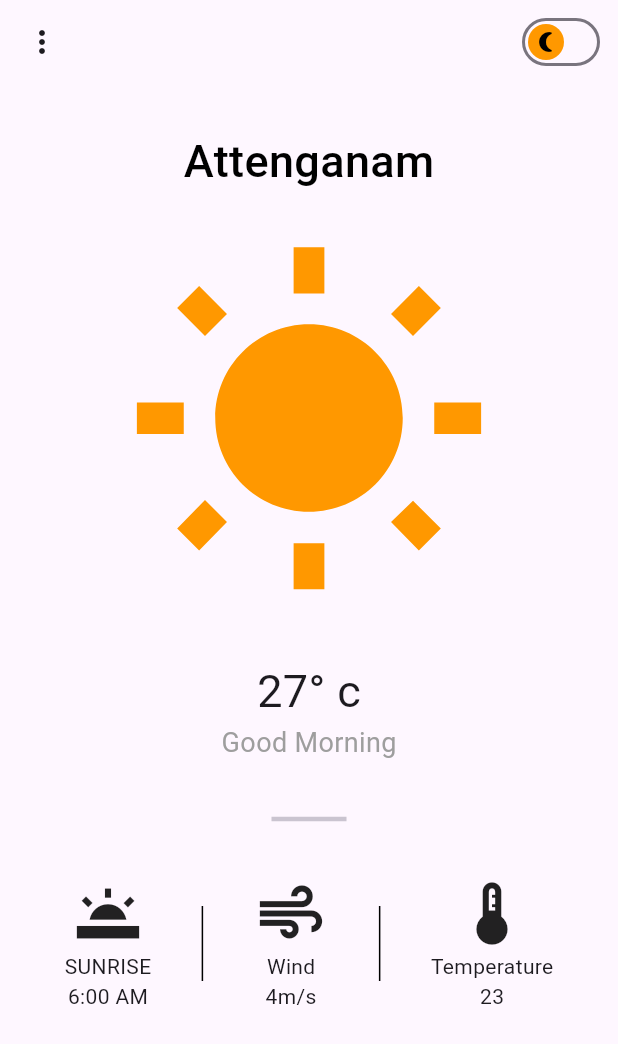
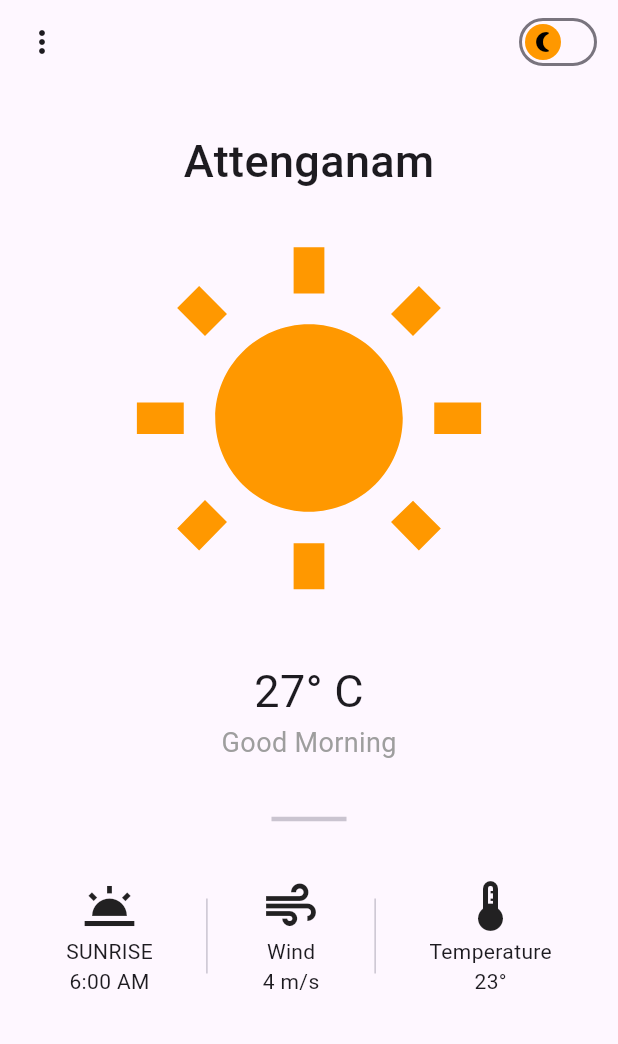
Before and after one commit to vijayasree450/Weather-App, a Flutter app: the screen it shows after launch, on a phone screen of 412 x 824 dp. Shown: the top 1044 px of the screen. Run offline on Flutter 3.47's test engine with Material 3 defaults, Android fonts, the phone set to English and light mode, and no system bars.

Commit message:
Update home file and Update main file,update home,update theme,update pubspec.then add theme.provider file

```diff
--- a/lib/home.dart
+++ b/lib/home.dart
@@ -1,71 +1,74 @@
+
 import 'package:flutter/material.dart';
+import 'package:provider/provider.dart';
+import 'package:weatherapp/theme.dart';
+import 'package:weatherapp/theme.provider.dart' show ThemeProvider;
 
-class Home extends StatefulWidget {
+
+class Home extends StatelessWidget {
   const Home({super.key});
 
   @override
-  State<Home> createState() => _HomeState();
-}
-
-class _HomeState extends State<Home> {
-  bool isDayTime = false;
-  @override
-
   Widget build(BuildContext context) {
     return Scaffold(
       appBar: AppBar(
         leading: IconButton(
-        onPressed: (){},
-        icon:  const  Icon(Icons.more_vert)),
-
-      actions:[
+          onPressed: () {},
+          icon: const Icon(Icons.more_vert),
+        ),
+        actions: [
           Padding(
-          padding: const EdgeInsets.all(8.0),
-          child: Switch(
+            padding: const EdgeInsets.all(10),
+            child: Consumer<ThemeProvider>(
+              builder: (context, ThemeProvider, child) {
+                return Switch(
                   activeColor: Colors.black,
                   inactiveThumbColor: Colors.black,
                   thumbColor: const MaterialStatePropertyAll(Colors.orange),
                   inactiveTrackColor: Colors.transparent,
                   thumbIcon: MaterialStatePropertyAll(
                     Icon(
-                isDayTime
-                ? Icons.wb_sunny :
-                Icons.nightlight_round,
-                color: Colors.black,)
+                      ThemeProvider.isDarkMode
+                          ? Icons.wb_sunny
+                          : Icons.nightlight_round,
+                      color: Colors.black,
                     ),
-            value: isDayTime,
-          onChanged: (value){
-            setState(() {
-              isDayTime = value;
-            });
-          }),
                   ),
+                  value: ThemeProvider.isDarkMode,
+                  onChanged: (value) {
+                    ThemeProvider.toggleTheme();
+                  },
+                );
+
+                  },
+                ),
+
+            ),
+
         ],
       ),
       body: Container(
         padding: const EdgeInsets.all(30),
         child: Center(
           child: Column(
-          children: [
+            children: const [
               Text(
                 "Attenganam",
                 style: TextStyle(
                   fontSize: 30,
                   fontWeight: FontWeight.w500,
-                color: isDayTime ? Colors.black : Colors.black
                 ),
               ),
-              const SizedBox(height: 30),
+              SizedBox(height: 30),
               Icon(
                 Icons.wb_sunny,
                 size: 250,
-               color: Colors.orange),
-              const SizedBox(height: 30),
+                color: Colors.orange,
+              ),
+              SizedBox(height: 30),
               Text(
-                '27° c',
-                style: TextStyle(
-                  fontSize: 30,
-                ),
+                '27° C',
+                style: TextStyle(fontSize: 30),
               ),
               Text(
                 'Good Morning',
@@ -74,116 +77,47 @@ class _HomeState extends State<Home> {
                   color: Colors.grey,
                 ),
               ),
-              const SizedBox(height: 30),
-              const SizedBox(
+              SizedBox(height: 30),
+              SizedBox(
                 width: 50,
-              child: Divider(
-                thickness:3,
+                child: Divider(thickness: 3),
               ),
-              ),
-              const SizedBox(height: 30),
+              SizedBox(height: 30),
               Row(
                 mainAxisAlignment: MainAxisAlignment.spaceAround,
-
                 children: [
                   Column(
                     children: [
-                    Icon(Icons.wb_twighlight,size: 50,),
+                      Icon(Icons.wb_twilight, size: 40),
                       Text("SUNRISE"),
                       Text("6:00 AM"),
                     ],
                   ),
                   SizedBox(
                     height: 50,
-                  child: VerticalDivider(color: Colors.black,
-                  thickness: 1,
-
-                  ),
+                    child: VerticalDivider(thickness: 1),
                   ),
                   Column(
                     children: [
-                    Icon(Icons.air,size: 50,),
+                      Icon(Icons.air, size: 40),
                       Text("Wind"),
-                    Text("4m/s"),
+                      Text("4 m/s"),
                     ],
-
                   ),
                   SizedBox(
                     height: 50,
-                  child: VerticalDivider(color: Colors.black,
-                  thickness: 1,
-
+                    child: VerticalDivider(thickness: 1),
                   ),
-                ),
-
                   Column(
                     children: [
-                    Icon(Icons.thermostat,size: 50,),
+                      Icon(Icons.thermostat, size: 40),
                       Text("Temperature"),
-                    Text("23"),
-                  ],
-                )
+                      Text("23°"),
                     ],
                   ),
-              // Row(
-              //   mainAxisAlignment: MainAxisAlignment.spaceAround,
-
-              //   children: [
-              //   Column(
-              //     children: [
-              //       Icon(Icons.wb_twighlight,size: 50,),
-              //     Text("Sunday"),
-              //       Text("6:00 AM"),
-              //     ],
-              //   ),
-              //     Column(
-              //     children: [
-              //       Icon(Icons.wb_twighlight,size: 50,),
-              //     Text("Mon"),
-              //       Text("6:00 AM"),
-              //     ],
-              //   ),
-              //     Column(
-              //     children: [
-              //       Icon(Icons.wb_twighlight,size: 50,),
-              //     Text("Tues"),
-              //       Text("6:00 AM"),
-              //     ],
-              //   ),
-              //     Column(
-              //     children: [
-              //       Icon(Icons.wb_twighlight,size: 50,),
-              //     Text("Wednes"),
-              //       Text("6:00 AM"),
-              //     ],
-              //   ),
-              //     Column(
-              //     children: [
-              //       Icon(Icons.wb_twighlight,size: 50,),
-              //     Text("Thurs"),
-              //       Text("6:00 AM"),
-              //     ],
-              //   ),
-              //    Column(
-              //     children: [
-              //       Icon(Icons.wb_twighlight,size: 50,),
-              //     Text("Fri"),
-              //       Text("6:00 AM"),
-              //     ],
-              //   ),
-              //    Column(
-              //     children: [
-              //       Icon(Icons.wb_twighlight,size: 50,),
-              //     Text("Satur"),
-              //       Text("6:00 AM"),
-              //     ],
-              //   ),
-
-              //   ],
-              // ),
-
                 ],
-
+              ),
+            ],
           ),
         ),
       ),
--- a/lib/main.dart
+++ b/lib/main.dart
@@ -1,9 +1,14 @@
 import 'package:flutter/material.dart';
+import 'package:provider/provider.dart';
 import 'package:weatherapp/home.dart';
 import 'package:weatherapp/theme.dart';
+import 'package:weatherapp/theme.provider.dart';
 
 void main() {
-  runApp(const MyApp());
+  runApp(
+    ChangeNotifierProvider(
+    create: (context) => ThemeProvider(),
+    child: const MyApp()));
 }
 
 class MyApp extends StatelessWidget {
@@ -14,8 +19,8 @@ class MyApp extends StatelessWidget {
     return MaterialApp(
       debugShowCheckedModeBanner: false,
       home: Home(),
-      theme: light,
-      darkTheme: dark,
+      theme: Provider.of<ThemeProvider>(context).themeData,
+
     );
   }
 }
--- a/lib/theme.dart
+++ b/lib/theme.dart
@@ -1,13 +1,13 @@
 import 'package:flutter/material.dart';
 
 
-ThemeData light = ThemeData(
+ThemeData lightmode = ThemeData(
   brightness: Brightness.light,
 
 );
 
 
-ThemeData dark = ThemeData(
+ThemeData darkmode = ThemeData(
   brightness: Brightness.dark,
 
 );
--- /dev/null
+++ b/lib/theme.provider.dart
@@ -0,0 +1,23 @@
+import 'package:flutter/material.dart';
+import 'package:weatherapp/theme.dart';
+
+class ThemeProvider with ChangeNotifier {
+
+  bool isDarkMode = false;
+  bool get getisDarkMode => isDarkMode;
+
+  ThemeData _themeData = lightmode;
+
+  ThemeData get themeData => _themeData;
+
+  void toggleTheme() {
+    if (_themeData == lightmode) {
+      _themeData = darkmode;
+    } else {
+      _themeData = lightmode;
+    }
+    isDarkMode = !isDarkMode;
+
+    notifyListeners();
+  }
+}
```
Also changed, not shown: pubspec.yaml (+7 -60 lines), pubspec.lock. Lines whose indentation alone changed are shown as unchanged.
